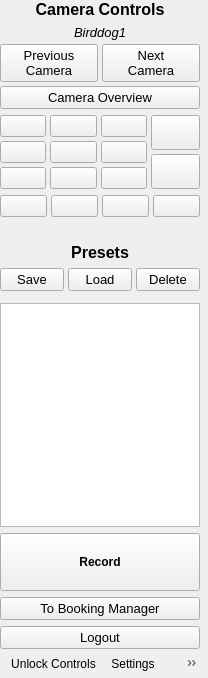
Qt form src/ptz-controls.ui (sc0000/hfmdd-video-system) before a commit.
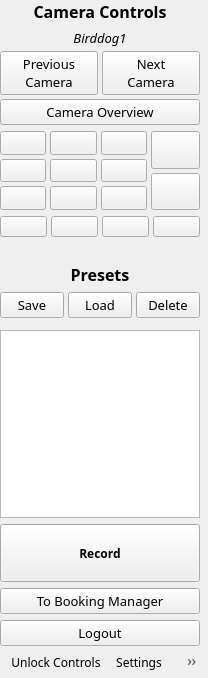
The same form after that commit. Icons and pictures are not drawn. Custom widgets are drawn as their Qt base class.

Commit message: new font, some ux, sources dock from settings menu

The edit to the form file:
```diff
--- a/src/ptz-controls.ui
+++ b/src/ptz-controls.ui
@@ -16,6 +16,11 @@
     <height>524287</height>
    </size>
   </property>
+  <property name="font">
+   <font>
+    <family>DaxOT</family>
+   </font>
+  </property>
   <property name="contextMenuPolicy">
    <enum>Qt::CustomContextMenu</enum>
   </property>
@@ -68,6 +73,7 @@
          <widget class="QLabel" name="cameraControlsLabel">
           <property name="font">
            <font>
+            <family>DaxOT</family>
             <pointsize>12</pointsize>
             <bold>true</bold>
            </font>
@@ -89,6 +95,7 @@
            <widget class="QLabel" name="currentCameraLabel">
             <property name="font">
              <font>
+              <family>DaxOT</family>
               <pointsize>10</pointsize>
               <italic>true</italic>
               <bold>false</bold>
@@ -115,6 +122,7 @@
              <widget class="QPushButton" name="previousCamButton">
               <property name="font">
                <font>
+                <family>DaxOT</family>
                 <pointsize>10</pointsize>
                 <bold>false</bold>
                 <strikeout>false</strikeout>
@@ -131,6 +139,7 @@
              <widget class="QPushButton" name="nextCamButton">
               <property name="font">
                <font>
+                <family>DaxOT</family>
                 <pointsize>10</pointsize>
                 <bold>false</bold>
                </font>
@@ -150,6 +159,7 @@
            <widget class="QPushButton" name="overviewButton">
             <property name="font">
              <font>
+              <family>DaxOT</family>
               <pointsize>10</pointsize>
               <bold>false</bold>
              </font>
@@ -636,6 +646,7 @@
          <widget class="QLabel" name="presetsLabel">
           <property name="font">
            <font>
+            <family>DaxOT</family>
             <pointsize>12</pointsize>
             <bold>true</bold>
            </font>
@@ -657,6 +668,7 @@
            <widget class="QPushButton" name="savePresetButton">
             <property name="font">
              <font>
+              <family>DaxOT</family>
               <pointsize>10</pointsize>
              </font>
             </property>
@@ -669,6 +681,7 @@
            <widget class="QPushButton" name="loadPresetButton">
             <property name="font">
              <font>
+              <family>DaxOT</family>
               <pointsize>10</pointsize>
              </font>
             </property>
@@ -681,6 +694,7 @@
            <widget class="QPushButton" name="deletePresetButton">
             <property name="font">
              <font>
+              <family>DaxOT</family>
               <pointsize>10</pointsize>
               <bold>false</bold>
              </font>
@@ -728,6 +742,11 @@
         </item>
         <item>
          <widget class="CircularListView" name="presetListView">
+          <property name="font">
+           <font>
+            <family>Courier</family>
+           </font>
+          </property>
           <property name="contextMenuPolicy">
            <enum>Qt::CustomContextMenu</enum>
           </property>
@@ -760,6 +779,7 @@
             </property>
             <property name="font">
              <font>
+              <family>DaxOT</family>
               <bold>true</bold>
              </font>
             </property>
@@ -772,6 +792,7 @@
            <widget class="QPushButton" name="toBookingManagerButton">
             <property name="font">
              <font>
+              <family>DaxOT</family>
               <pointsize>10</pointsize>
               <bold>false</bold>
              </font>
@@ -785,6 +806,7 @@
            <widget class="QPushButton" name="logoutButton">
             <property name="font">
              <font>
+              <family>DaxOT</family>
               <pointsize>10</pointsize>
               <bold>false</bold>
              </font>
```
The commit also changes 30 other files.
